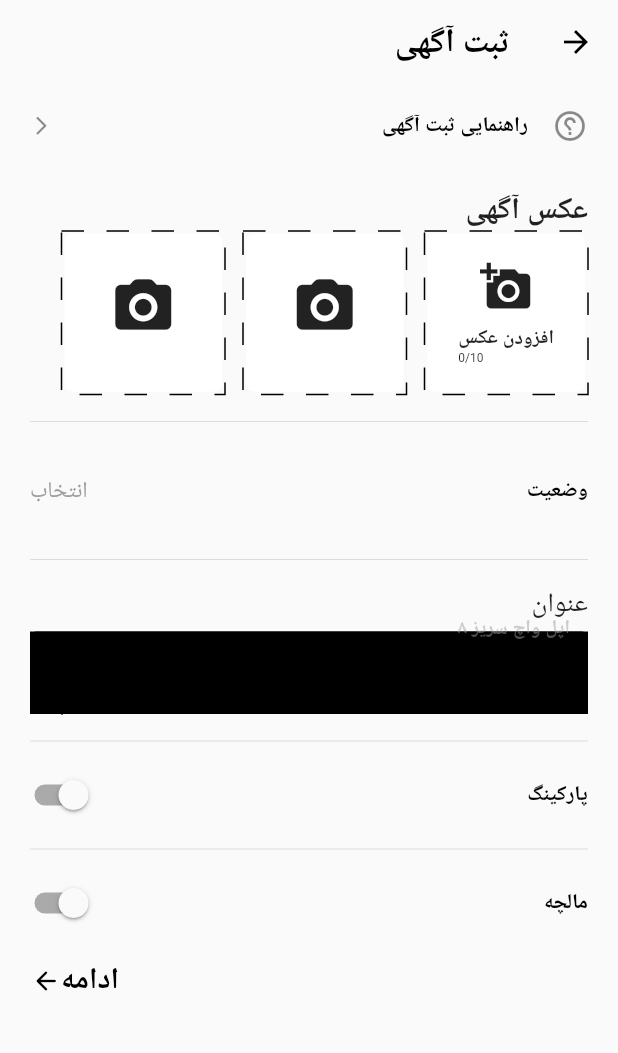
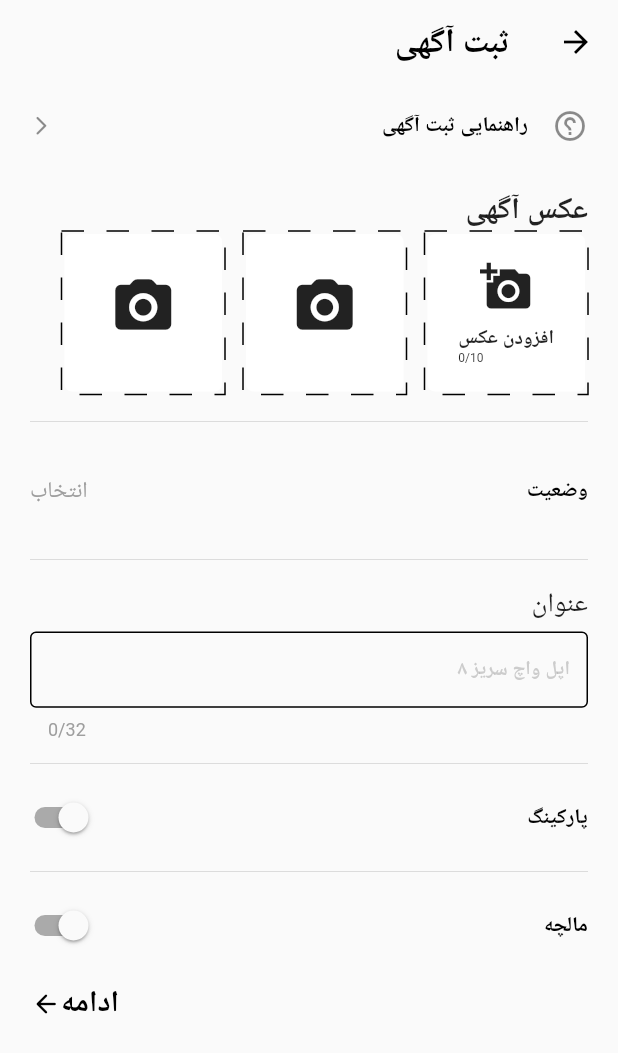
Before and after one commit to ArtaDivarOfficial/Arta-Divar, a Flutter app: the screen it shows after launch, on a phone screen of 412 x 824 dp. Shown: the top 1053 px of the screen. Run offline on Flutter 3.47's test engine with Material 2 defaults, Android fonts, the light colour scheme and no system bars; drawn by our look-alikes of dotted_border; our stand-ins replace bloc, connectivity_plus, dio, easy_localization, firebase_core, firebase_database and 2 more; missing offline and left inert: sms_otp_auto_verify; accounts and stored records are empty; network calls fail.

Commit message:
counter for TextField applied

```diff
--- a/lib/constants/colors.dart
+++ b/lib/constants/colors.dart
@@ -7,6 +7,7 @@ const kTransparentColor = Colors.transparent;
 const kWhiteColor = Colors.white;
 const kGreyColor = Colors.grey;
 const kBlackColor = Colors.black;
+const kRedColor = Colors.red;
 
 // App Colors light
 final kLightBackgroundColor = Colors.grey.shade100;
--- a/lib/screens/main_screens/add_screen/widgets/custom_text_field.dart
+++ b/lib/screens/main_screens/add_screen/widgets/custom_text_field.dart
@@ -31,19 +31,21 @@ class CustomTextField extends StatelessWidget {
         ),
         const SizedBox(height: 5),
         Container(
-          height: 55,
+          height: 70,
           margin: const EdgeInsets.symmetric(horizontal: 20),
-          decoration: const BoxDecoration(
-            color: kBlackColor,
-          ),
+          child: Expanded(
+            // An Expanded for TextField to take all available space
             child: TextField(
               maxLength: maxLength,
               buildCounter: (context,
                   {required currentLength, required isFocused, maxLength}) {
-              return Container(
-                alignment: Alignment.centerLeft,
-                child: Text(
-                  currentLength.toString() + "/" + maxLength.toString(),
+                return Text(
+                  "$currentLength/$maxLength",
+                  style: TextStyle(
+                    fontSize: 12,
+                    color: (currentLength == maxLength!)
+                        ? kRedColor.withOpacity(0.7)
+                        : kGreyColor,
                   ),
                 );
               },
@@ -60,6 +62,7 @@ class CustomTextField extends StatelessWidget {
               ),
             ),
           ),
+        ),
         const SizedBox(height: 10),
       ],
     );
```
Lines whose indentation alone changed are shown as unchanged.
